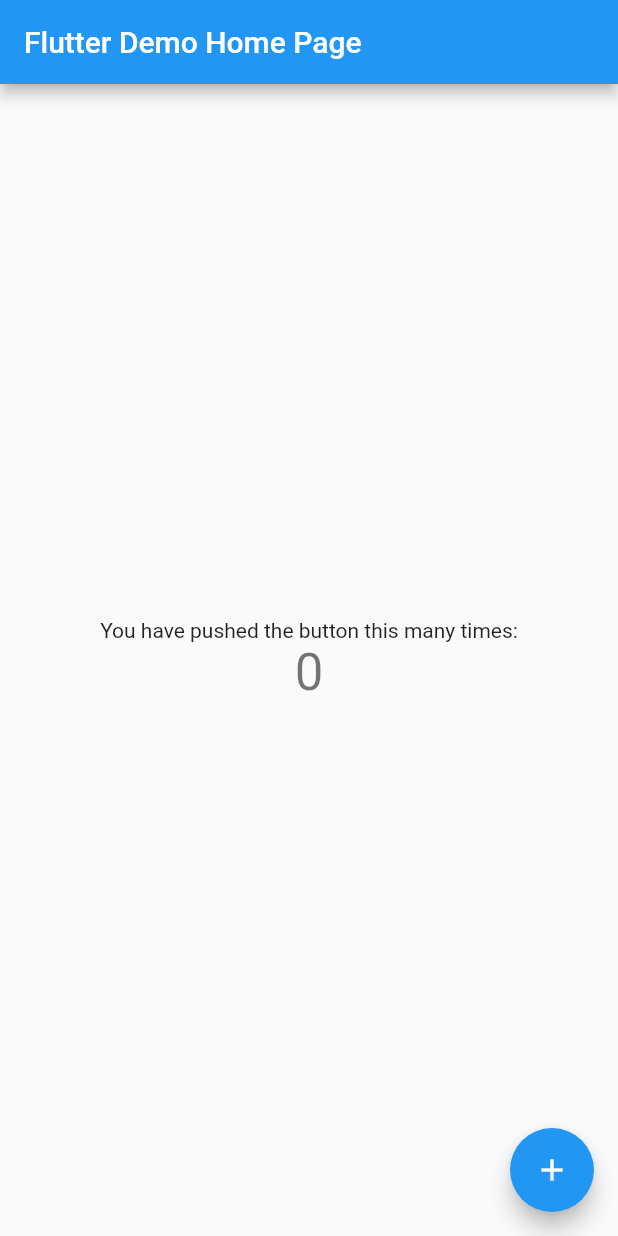
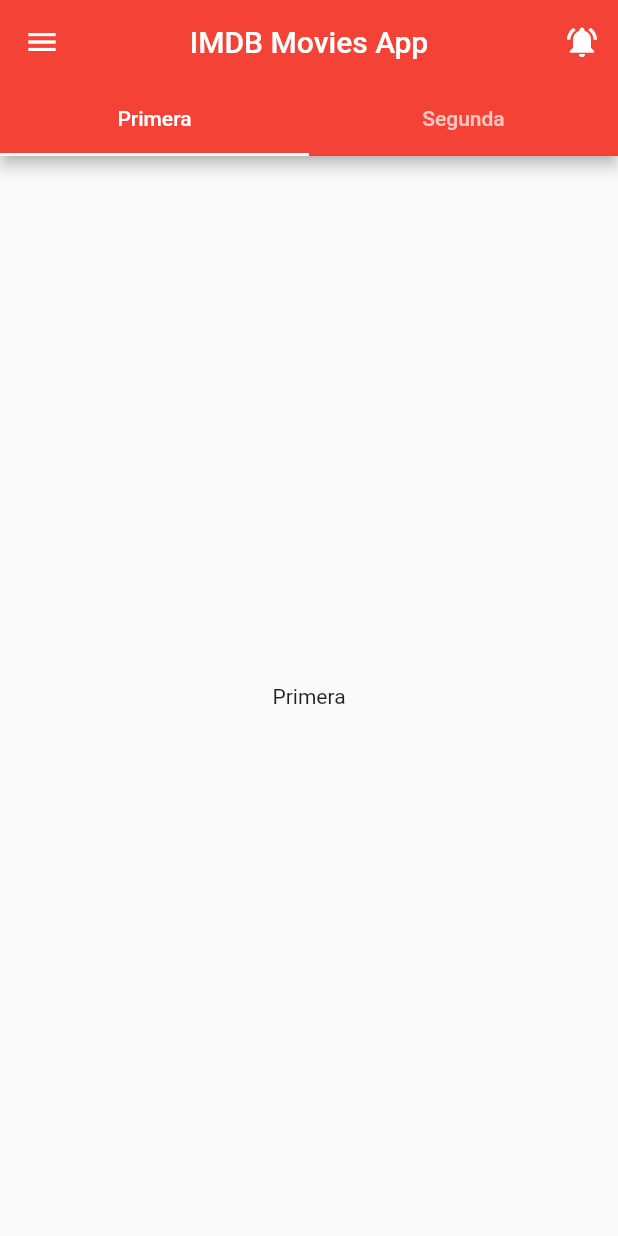
Before and after one commit to DaniCastroDev/MoviesAppCourse, a Flutter app: the screen it shows after launch, on a phone screen of 412 x 824 dp. Run offline on Flutter 3.47's test engine with Material 2 defaults, Android fonts, the phone set to English and light mode, and no system bars.

Commit message:
Microactividad 1

```diff
--- a/movies_app/lib/main.dart
+++ b/movies_app/lib/main.dart
@@ -11,7 +11,7 @@ class MyApp extends StatelessWidget {
   @override
   Widget build(BuildContext context) {
     return MaterialApp(
-      title: 'Flutter Demo',
+      title: 'Flutter Movies App',
       theme: ThemeData(
         // This is the theme of your application.
         //
@@ -22,94 +22,54 @@ class MyApp extends StatelessWidget {
         // or simply save your changes to "hot reload" in a Flutter IDE).
         // Notice that the counter didn't reset back to zero; the application
         // is not restarted.
-        primarySwatch: Colors.blue,
+        primarySwatch: Colors.red,
       ),
-      home: const MyHomePage(title: 'Flutter Demo Home Page'),
+      home: const Home(),
     );
   }
 }
 
-class MyHomePage extends StatefulWidget {
-  const MyHomePage({Key? key, required this.title}) : super(key: key);
-
-  // This widget is the home page of your application. It is stateful, meaning
-  // that it has a State object (defined below) that contains fields that affect
-  // how it looks.
-
-  // This class is the configuration for the state. It holds the values (in this
-  // case the title) provided by the parent (in this case the App widget) and
-  // used by the build method of the State. Fields in a Widget subclass are
-  // always marked "final".
-
-  final String title;
-
-  @override
-  State<MyHomePage> createState() => _MyHomePageState();
-}
-
-class _MyHomePageState extends State<MyHomePage> {
-  int _counter = 0;
-
-  void _incrementCounter() {
-    setState(() {
-      // This call to setState tells the Flutter framework that something has
-      // changed in this State, which causes it to rerun the build method below
-      // so that the display can reflect the updated values. If we changed
-      // _counter without calling setState(), then the build method would not be
-      // called again, and so nothing would appear to happen.
-      _counter++;
-    });
-  }
+class Home extends StatelessWidget {
+  const Home({Key? key}) : super(key: key);
 
   @override
   Widget build(BuildContext context) {
-    // This method is rerun every time setState is called, for instance as done
-    // by the _incrementCounter method above.
-    //
-    // The Flutter framework has been optimized to make rerunning build methods
-    // fast, so that you can just rebuild anything that needs updating rather
-    // than having to individually change instances of widgets.
-    return Scaffold(
-      appBar: AppBar(
-        // Here we take the value from the MyHomePage object that was created by
-        // the App.build method, and use it to set our appbar title.
-        title: Text(widget.title),
+    const snackBar = SnackBar(
+      content: Text('Esto es una snackbar!'),
+    );
+
+    showSnackbar() {
+      ScaffoldMessenger.of(context).showSnackBar(snackBar);
+    }
+
+    return DefaultTabController(
+      length: 2,
+      child: Scaffold(
+        appBar: AppBar(
+          title: const Text('IMDB Movies App'),
+          centerTitle: true,
+          actions: [
+            IconButton(
+              onPressed: showSnackbar,
+              icon: const Icon(Icons.notifications_active),
+            )
+          ],
+          bottom: const TabBar(
+            tabs: [
+              Tab(text: 'Primera'),
+              Tab(text: 'Segunda'),
+            ],
+          ),
+        ),
+        drawer: const Drawer(
+          backgroundColor: Colors.red,
+          child: Center(child: Text('Hola desde el drawer')),
+        ),
+        body: const TabBarView(children: [
+          Center(child: Text('Primera')),
+          Center(child: Text('Segunda')),
+        ]),
       ),
-      body: Center(
-        // Center is a layout widget. It takes a single child and positions it
-        // in the middle of the parent.
-        child: Column(
-          // Column is also a layout widget. It takes a list of children and
-          // arranges them vertically. By default, it sizes itself to fit its
-          // children horizontally, and tries to be as tall as its parent.
-          //
-          // Invoke "debug painting" (press "p" in the console, choose the
-          // "Toggle Debug Paint" action from the Flutter Inspector in Android
-          // Studio, or the "Toggle Debug Paint" command in Visual Studio Code)
-          // to see the wireframe for each widget.
-          //
-          // Column has various properties to control how it sizes itself and
-          // how it positions its children. Here we use mainAxisAlignment to
-          // center the children vertically; the main axis here is the vertical
-          // axis because Columns are vertical (the cross axis would be
-          // horizontal).
-          mainAxisAlignment: MainAxisAlignment.center,
-          children: <Widget>[
-            const Text(
-              'You have pushed the button this many times:',
-            ),
-            Text(
-              '$_counter',
-              style: Theme.of(context).textTheme.headline4,
-            ),
-          ],
-        ),
-      ),
-      floatingActionButton: FloatingActionButton(
-        onPressed: _incrementCounter,
-        tooltip: 'Increment',
-        child: const Icon(Icons.add),
-      ), // This trailing comma makes auto-formatting nicer for build methods.
     );
   }
 }
```
